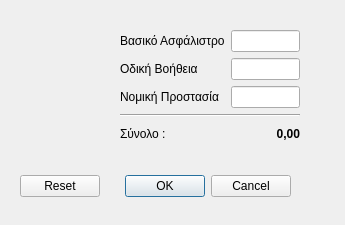
Qt form src/calculator.ui (nmaragos/domino) before a commit.
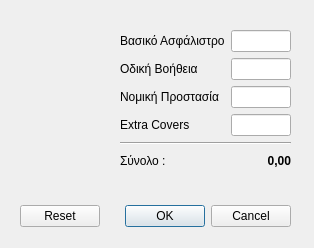
The same form after that commit. Icons and pictures are not drawn.

Diff of the .ui file:
```diff
--- a/src/calculator.ui
+++ b/src/calculator.ui
@@ -9,8 +9,8 @@
    <rect>
     <x>0</x>
     <y>0</y>
-    <width>345</width>
-    <height>225</height>
+    <width>314</width>
+    <height>248</height>
    </rect>
   </property>
   <property name="windowTitle">
@@ -23,7 +23,7 @@
    <property name="geometry">
     <rect>
      <x>20</x>
-     <y>170</y>
+     <y>200</y>
      <width>271</width>
      <height>32</height>
     </rect>
@@ -62,8 +62,8 @@
     <rect>
      <x>120</x>
      <y>30</y>
-     <width>180</width>
-     <height>115</height>
+     <width>171</width>
+     <height>151</height>
     </rect>
    </property>
    <layout class="QVBoxLayout" name="verticalLayout">
@@ -129,6 +129,30 @@
         </property>
        </widget>
       </item>
+      <item row="3" column="1">
+       <layout class="QHBoxLayout" name="horizontalLayout_2">
+        <item>
+         <widget class="QLineEdit" name="lineedit_extra_covers">
+          <property name="locale">
+           <locale language="Greek" country="Greece"/>
+          </property>
+          <property name="alignment">
+           <set>Qt::AlignRight|Qt::AlignTrailing|Qt::AlignVCenter</set>
+          </property>
+          <property name="clearButtonEnabled">
+           <bool>false</bool>
+          </property>
+         </widget>
+        </item>
+       </layout>
+      </item>
+      <item row="3" column="0">
+       <widget class="QLabel" name="label_5">
+        <property name="text">
+         <string>Extra Covers</string>
+        </property>
+       </widget>
+      </item>
      </layout>
     </item>
     <item>
@@ -140,6 +164,12 @@
     </item>
     <item>
      <layout class="QHBoxLayout" name="horizontalLayout">
+      <property name="spacing">
+       <number>6</number>
+      </property>
+      <property name="bottomMargin">
+       <number>10</number>
+      </property>
       <item>
        <widget class="QLabel" name="label_4">
         <property name="text">
@@ -173,6 +203,9 @@
         <property name="alignment">
          <set>Qt::AlignRight|Qt::AlignTrailing|Qt::AlignVCenter</set>
         </property>
+        <property name="margin">
+         <number>5</number>
+        </property>
        </widget>
       </item>
      </layout>
```
